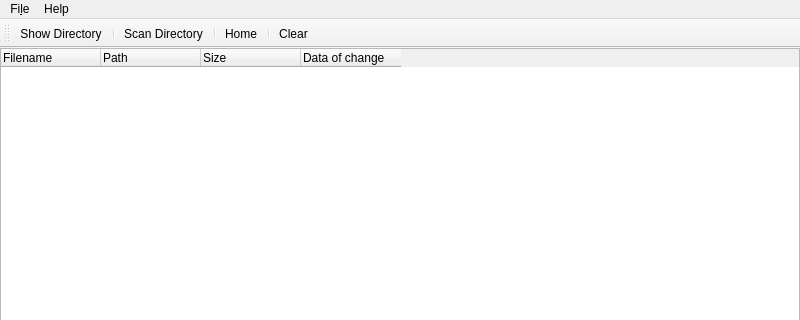
The window that src/mainwindow.ui (CaelmBleidd/find_duplicates) describes before a commit, drawn with Qt 5; both pictures show x 0 to 800 and y 0 to 320 of the 800 by 600 pixel window.
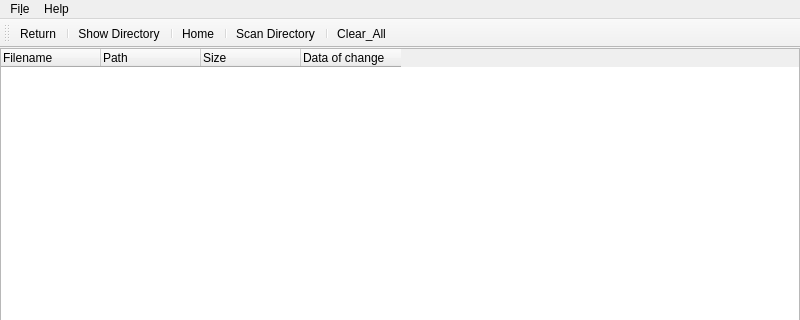
The same window after the commit.

Commit message: Navigation buttons

The edit to the form file:
```diff
--- a/src/mainwindow.ui
+++ b/src/mainwindow.ui
@@ -101,13 +101,15 @@
    <attribute name="toolBarBreak">
     <bool>false</bool>
    </attribute>
+   <addaction name="actionReturn"/>
+   <addaction name="separator"/>
    <addaction name="actionShow_Directory"/>
    <addaction name="separator"/>
-   <addaction name="actionScan_Directory"/>
-   <addaction name="separator"/>
    <addaction name="actionHome"/>
    <addaction name="separator"/>
-   <addaction name="actionClear"/>
+   <addaction name="actionScan_Directory"/>
+   <addaction name="separator"/>
+   <addaction name="actionClear_All"/>
   </widget>
   <action name="actionShow_Directory">
    <property name="text">
@@ -149,12 +151,20 @@
     <string>Go to home folder</string>
    </property>
   </action>
-  <action name="actionClear">
+  <action name="actionClear_All">
    <property name="text">
-    <string>Clear</string>
+    <string>Clear_All</string>
    </property>
    <property name="toolTip">
-    <string>Delete choosen files</string>
+    <string>Remove all duplicates</string>
+   </property>
+  </action>
+  <action name="actionReturn">
+   <property name="text">
+    <string>Return</string>
+   </property>
+   <property name="toolTip">
+    <string>Return to the last folder</string>
    </property>
   </action>
  </widget>
```
The commit also changes 4 other files.
